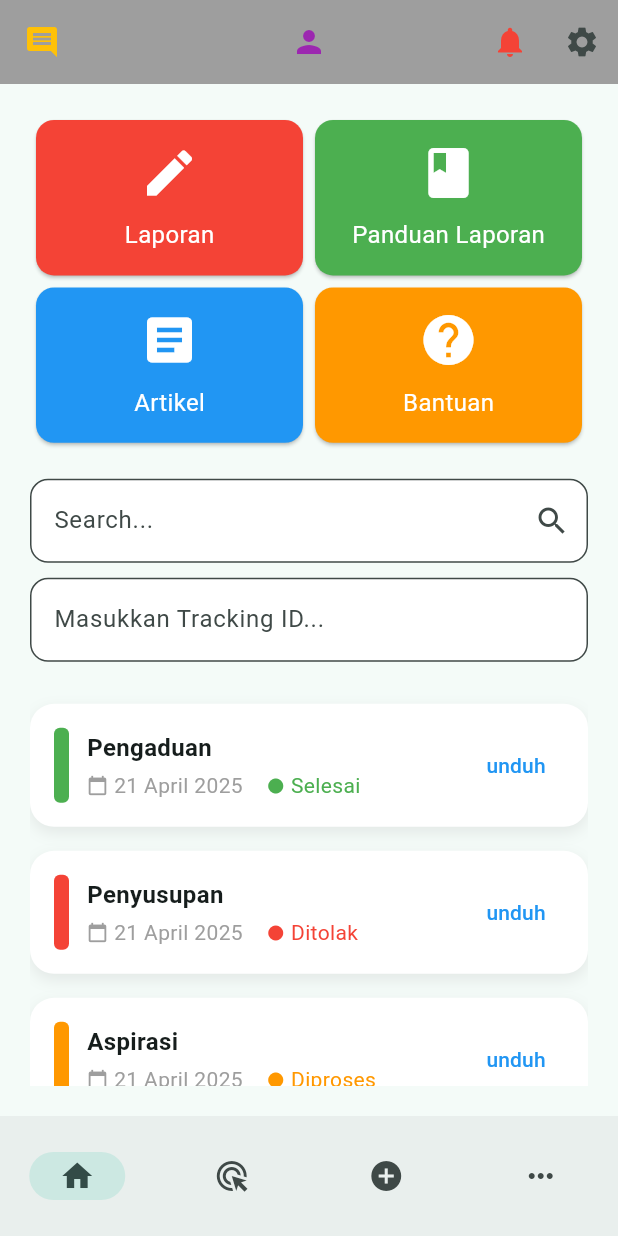
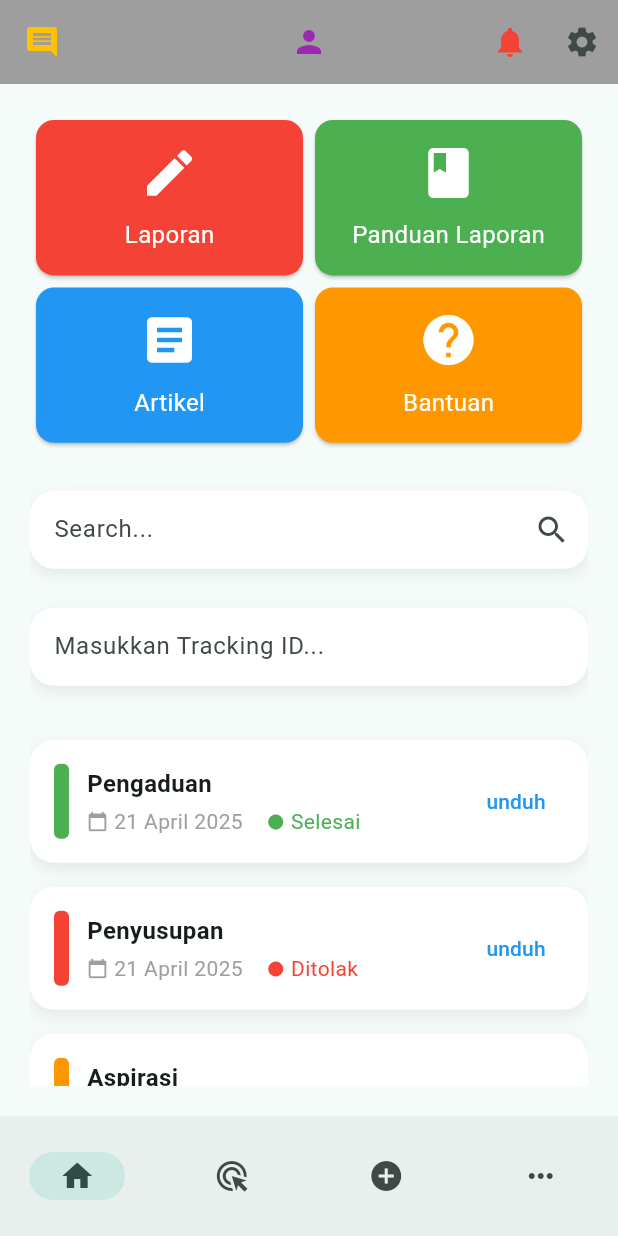
Before and after one commit to LuthfiDelvian/jaga_app, a Flutter app: the screen it shows after launch, on a phone screen of 412 x 824 dp. Run offline on Flutter 3.47's test engine with Material 3 defaults, Android fonts, the phone set to English and light mode, and no system bars.

Commit message:
add page but nothing

```diff
--- a/lib/views/pages/home_page.dart
+++ b/lib/views/pages/home_page.dart
@@ -17,34 +17,68 @@ class HomePage extends StatelessWidget {
               physics: NeverScrollableScrollPhysics(),
               children: [
                 _buildCard(context, Colors.red, Icons.edit, 'Laporan'),
-                _buildCard(context, Colors.green, Icons.book, 'Panduan Laporan'),
+                _buildCard(
+                  context,
+                  Colors.green,
+                  Icons.book,
+                  'Panduan Laporan',
+                ),
                 _buildCard(context, Colors.blue, Icons.article, 'Artikel'),
                 _buildCard(context, Colors.orange, Icons.help, 'Bantuan'),
               ],
             ),
             SizedBox(height: 20),
-            TextField(
-              decoration: InputDecoration(
-                hintText: 'Search...',
-                suffixIcon: Icon(Icons.search),
-                border: OutlineInputBorder(
-                  borderRadius: BorderRadius.circular(12),
+            Container(
+              margin: const EdgeInsets.symmetric(vertical: 8),
+              decoration: BoxDecoration(
+                color: Colors.white,
+                borderRadius: BorderRadius.circular(16),
+                boxShadow: [
+                  BoxShadow(
+                    color: Colors.grey.withOpacity(0.2),
+                    blurRadius: 8,
+                    offset: const Offset(0, 4),
+                  ),
+                ],
+              ),
+              child: TextField(
+                decoration: InputDecoration(
+                  hintText: 'Search...',
+                  suffixIcon: Icon(Icons.search),
+                  border: InputBorder.none, // <-- tanpa border
+                  contentPadding: const EdgeInsets.symmetric(
+                    horizontal: 16,
+                    vertical: 14,
+                  ),
                 ),
-                filled: true,
-                fillColor: Colors.white,
               ),
             ),
             SizedBox(height: 10),
-            TextField(
-              decoration: InputDecoration(
-                hintText: 'Masukkan Tracking ID...',
-                border: OutlineInputBorder(
-                  borderRadius: BorderRadius.circular(12),
+            Container(
+              margin: const EdgeInsets.symmetric(vertical: 8),
+              decoration: BoxDecoration(
+                color: Colors.white,
+                borderRadius: BorderRadius.circular(16),
+                boxShadow: [
+                  BoxShadow(
+                    color: Colors.grey.withOpacity(0.2),
+                    blurRadius: 8,
+                    offset: const Offset(0, 4),
+                  ),
+                ],
+              ),
+              child: TextField(
+                decoration: InputDecoration(
+                  hintText: 'Masukkan Tracking ID...',
+                  border: InputBorder.none, // <-- tanpa border
+                  contentPadding: const EdgeInsets.symmetric(
+                    horizontal: 16,
+                    vertical: 14,
+                  ),
                 ),
-                filled: true,
-                fillColor: Colors.white,
               ),
             ),
+
             const SizedBox(height: 20),
             _statusCard('Pengaduan', '21 April 2025', 'Selesai', Colors.green),
             _statusCard('Penyusupan', '21 April 2025', 'Ditolak', Colors.red),
```
Also changed, not shown: lib/views/pages/articles_page.dart (added, +12 -0 lines), lib/views/pages/chat_page.dart (added, +18 -0 lines), lib/views/pages/form_page.dart (added, +12 -0 lines), lib/views/pages/more_page.dart (added, +12 -0 lines), lib/views/pages/notifications_page.dart (added, +12 -0 lines), lib/views/pages/settings_page.dart (added, +18 -0 lines), lib/views/widget_tree.dart (+40 -4 lines).
